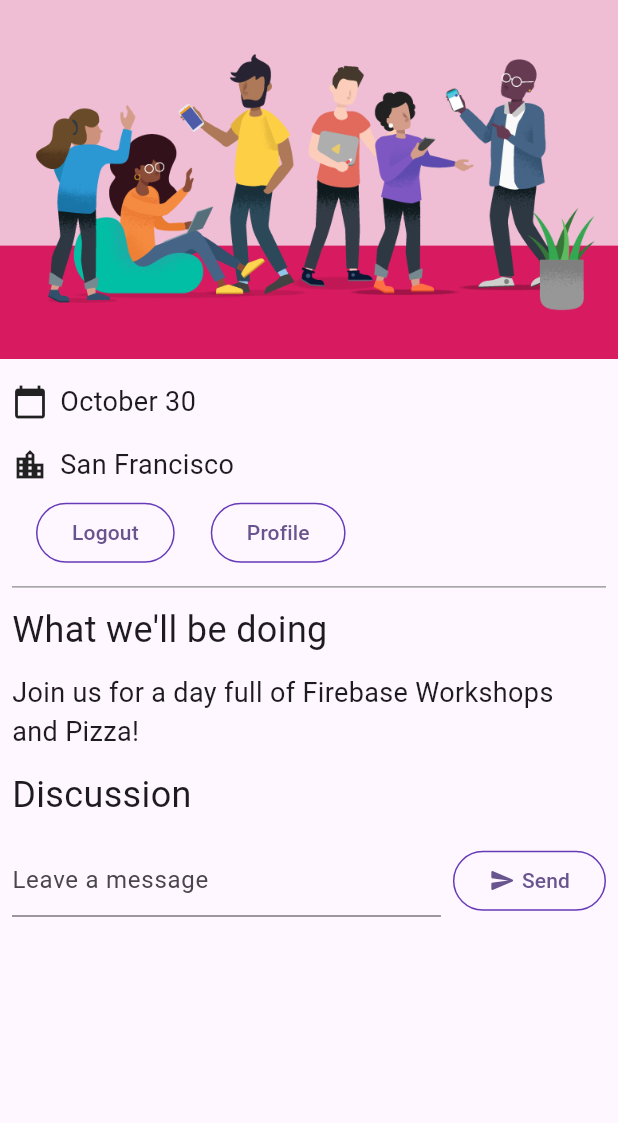
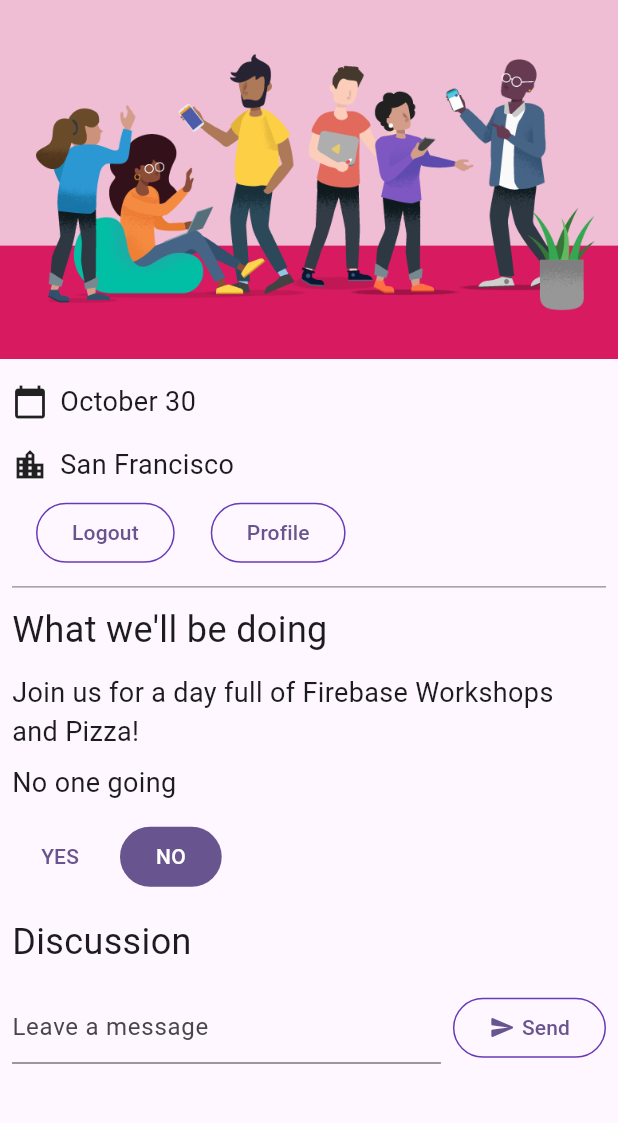
Before and after one commit to SinaJaf/codelabs-firebase-auth-flutter, a Flutter app: the screen it shows once a user with an empty profile is signed in, on a phone screen of 412 x 824 dp, the part 84-1207 px from its top. Run offline on Flutter 3.47's test engine with Material 3 defaults, Android fonts, the phone set to English and light mode, and no system bars; our stand-ins replace cloud_firestore, firebase_auth, firebase_core, go_router, google_fonts; missing offline and left inert: firebase_ui_auth; accounts and stored records are empty.

Commit message:
add attending and finish the app up NOTE THAT THERE IS A WHITE SCREEN ON AFTER FIRST TIME START THE APP PROBLEM WITH EMULATOR CUZ WHEN I'M RUNNING THE APP ON PHYSICAL DEVICE THERE IS NO PROBLEM

```diff
--- a/lib/home_page.dart
+++ b/lib/home_page.dart
@@ -11,6 +11,7 @@ import 'app_state.dart';
 import 'guest_book.dart';
 import 'src/authentication.dart';
 import 'src/widgets.dart';
+import 'yes_no_selection.dart';
 
 class HomePage extends StatelessWidget {
   const HomePage({super.key});
@@ -51,7 +52,16 @@ class HomePage extends StatelessWidget {
             builder: (context, appState, _) => Column(
               crossAxisAlignment: CrossAxisAlignment.start,
               children: [
+                switch (appState.attendees) {
+                  1 => const Paragraph('1 person going'),
+                  >= 2 => Paragraph('${appState.attendees} people going'),
+                  _ => const Paragraph('No one going'),
+                },
                 if (appState.loggedIn) ...[
+                  YesNoSelection(
+                    state: appState.attending,
+                    onSelection: (attending) => appState.attending = attending,
+                  ),
                   const Header('Discussion'),
                   GuestBook(
                     addMessage: (message) =>
--- /dev/null
+++ b/lib/yes_no_selection.dart
@@ -0,0 +1,68 @@
+import 'package:flutter/material.dart';
+
+import 'app_state.dart';
+import 'src/widgets.dart';
+
+class YesNoSelection extends StatelessWidget {
+  const YesNoSelection(
+      {super.key, required this.state, required this.onSelection});
+  final Attending state;
+  final void Function(Attending selection) onSelection;
+
+  @override
+  Widget build(BuildContext context) {
+    switch (state) {
+      case Attending.yes:
+        return Padding(
+          padding: const EdgeInsets.all(8.0),
+          child: Row(
+            children: [
+              FilledButton(
+                onPressed: () => onSelection(Attending.yes),
+                child: const Text('YES'),
+              ),
+              const SizedBox(width: 8),
+              TextButton(
+                onPressed: () => onSelection(Attending.no),
+                child: const Text('NO'),
+              ),
+            ],
+          ),
+        );
+      case Attending.no:
+        return Padding(
+          padding: const EdgeInsets.all(8.0),
+          child: Row(
+            children: [
+              TextButton(
+                onPressed: () => onSelection(Attending.yes),
+                child: const Text('YES'),
+              ),
+              const SizedBox(width: 8),
+              FilledButton(
+                onPressed: () => onSelection(Attending.no),
+                child: const Text('NO'),
+              ),
+            ],
+          ),
+        );
+      default:
+        return Padding(
+          padding: const EdgeInsets.all(8.0),
+          child: Row(
+            children: [
+              StyledButton(
+                onPressed: () => onSelection(Attending.yes),
+                child: const Text('YES'),
+              ),
+              const SizedBox(width: 8),
+              StyledButton(
+                onPressed: () => onSelection(Attending.no),
+                child: const Text('NO'),
+              ),
+            ],
+          ),
+        );
+    }
+  }
+}
```
Also changed, not shown: lib/app_state.dart (+43 -0 lines), 1 other file.
